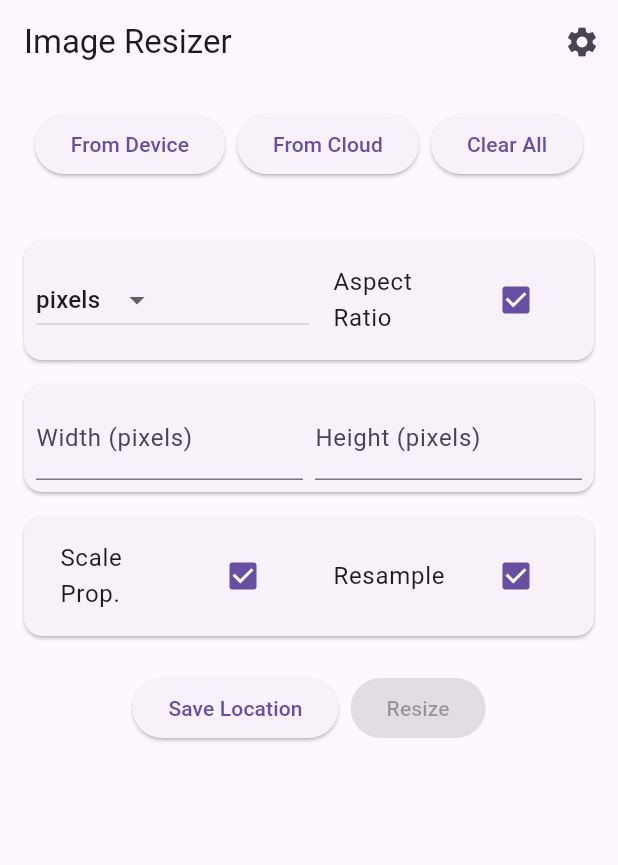
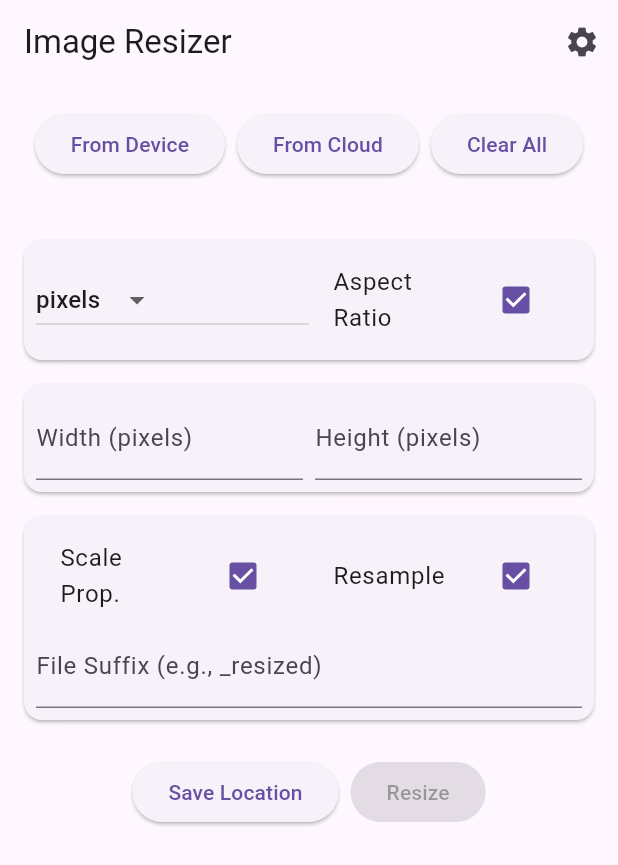
Before and after one commit to Stef-GMS/image_resize, a Flutter app: the screen it shows after launch, on a phone screen of 412 x 824 dp. Shown: the top 865 px of the screen. Run offline on Flutter 3.47's test engine with Material 3 defaults, Android fonts, the phone set to English and light mode, and no system bars; our stand-ins replace file_picker, image_picker, permission_handler.

Commit message:
FEAT: Re-add file suffix input field to the UI

```diff
--- a/lib/screens/image_resize_screen.dart
+++ b/lib/screens/image_resize_screen.dart
@@ -462,6 +462,10 @@ class ImageResizeScreenState extends State<ImageResizeScreen> {
                         ),
                       ],
                     ),
+                    TextField(
+                      controller: _suffixController,
+                      decoration: const InputDecoration(labelText: 'File Suffix (e.g., _resized)'),
+                    ),
                   ],
                 ),
               ),
```
